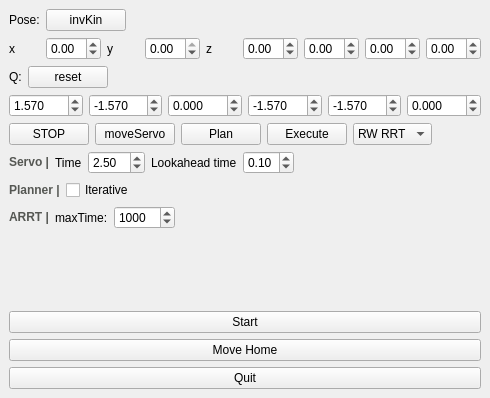
First picture: the form in robot_plugin/src/RobotPlugin.ui, repository Ezzence/rovi2-robot, before the edit.
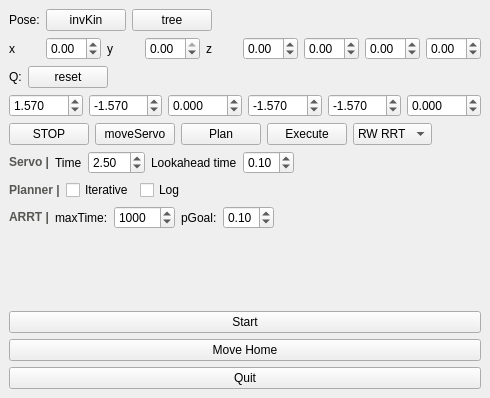
Second picture: the form after the edit.

Diff of the .ui file:
```diff
--- a/robot_plugin/src/RobotPlugin.ui
+++ b/robot_plugin/src/RobotPlugin.ui
@@ -36,6 +36,13 @@
           </property>
          </widget>
         </item>
+        <item>
+         <widget class="QPushButton" name="btnMap">
+          <property name="text">
+           <string>tree</string>
+          </property>
+         </widget>
+        </item>
         <item>
          <spacer name="horizontalSpacer_4">
           <property name="orientation">
@@ -475,6 +482,13 @@
           </property>
          </widget>
         </item>
+        <item>
+         <widget class="QCheckBox" name="boxLog">
+          <property name="text">
+           <string>Log</string>
+          </property>
+         </widget>
+        </item>
         <item>
          <spacer name="horizontalSpacer_6">
           <property name="orientation">
@@ -525,6 +539,26 @@
           </property>
          </widget>
         </item>
+        <item>
+         <widget class="QLabel" name="label_12">
+          <property name="text">
+           <string>pGoal:</string>
+          </property>
+         </widget>
+        </item>
+        <item>
+         <widget class="QDoubleSpinBox" name="boxP">
+          <property name="maximum">
+           <double>1.000000000000000</double>
+          </property>
+          <property name="singleStep">
+           <double>0.100000000000000</double>
+          </property>
+          <property name="value">
+           <double>0.100000000000000</double>
+          </property>
+         </widget>
+        </item>
         <item>
          <spacer name="horizontalSpacer_3">
           <property name="orientation">
```
